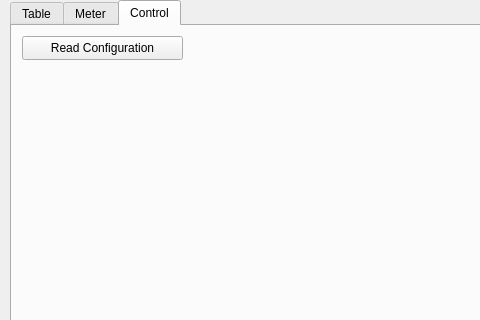
Above: Qt/PV_View/mainwindow.ui from Rolloke/GUI-Apps before the change; both pictures show x 0 to 480 and y 0 to 320 of the 800 by 600 pixel window. Below: the same form after it.
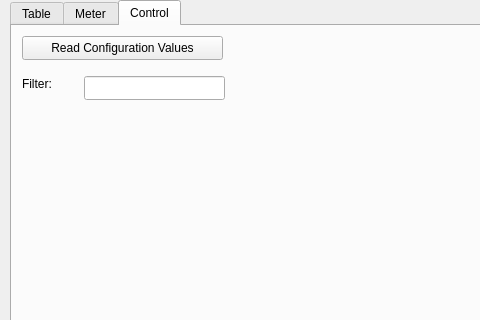
That is the form after the change. The open tabs and pages were chosen to show the change.

What changed in the file:
```diff
--- a/Qt/PV_View/mainwindow.ui
+++ b/Qt/PV_View/mainwindow.ui
@@ -598,12 +598,35 @@
        <rect>
         <x>10</x>
         <y>10</y>
-        <width>161</width>
+        <width>201</width>
         <height>24</height>
        </rect>
       </property>
       <property name="text">
-       <string>Read Configuration</string>
+       <string>Read Configuration Values</string>
+      </property>
+     </widget>
+     <widget class="QLabel" name="labelFilterForConfig">
+      <property name="geometry">
+       <rect>
+        <x>10</x>
+        <y>50</y>
+        <width>51</width>
+        <height>16</height>
+       </rect>
+      </property>
+      <property name="text">
+       <string>Filter:</string>
+      </property>
+     </widget>
+     <widget class="QLineEdit" name="edtFilterForConfig">
+      <property name="geometry">
+       <rect>
+        <x>72</x>
+        <y>50</y>
+        <width>141</width>
+        <height>24</height>
+       </rect>
       </property>
      </widget>
     </widget>
```
